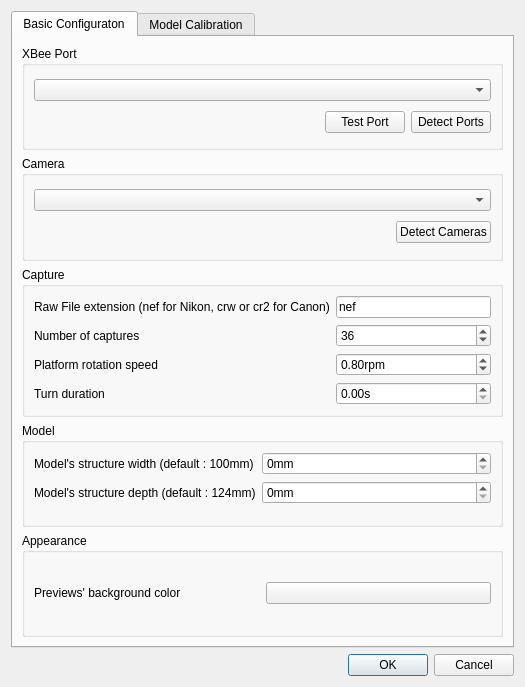
Qt form pc/core/settingsform.ui (plule/pfe-costumes) before a commit.
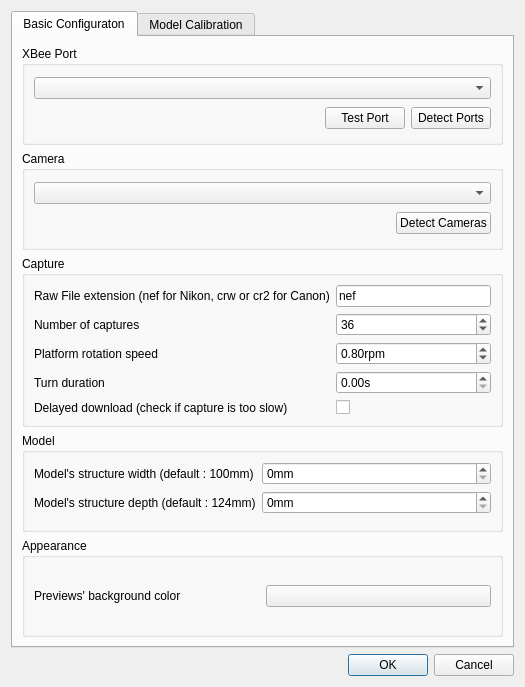
The same form after that commit. Icons and pictures are not drawn.

Commit message: added unimplemented delayed capture setting

Diff of the .ui file:
```diff
--- a/pc/core/settingsform.ui
+++ b/pc/core/settingsform.ui
@@ -211,6 +211,20 @@
             </property>
            </widget>
           </item>
+          <item row="4" column="0">
+           <widget class="QLabel" name="delayedDownloadLabel">
+            <property name="text">
+             <string>Delayed download (check if capture is too slow)</string>
+            </property>
+           </widget>
+          </item>
+          <item row="4" column="1">
+           <widget class="QCheckBox" name="delayedDownloadCheck">
+            <property name="text">
+             <string/>
+            </property>
+           </widget>
+          </item>
          </layout>
         </widget>
        </item>
```
The commit also changes 2 other files.
